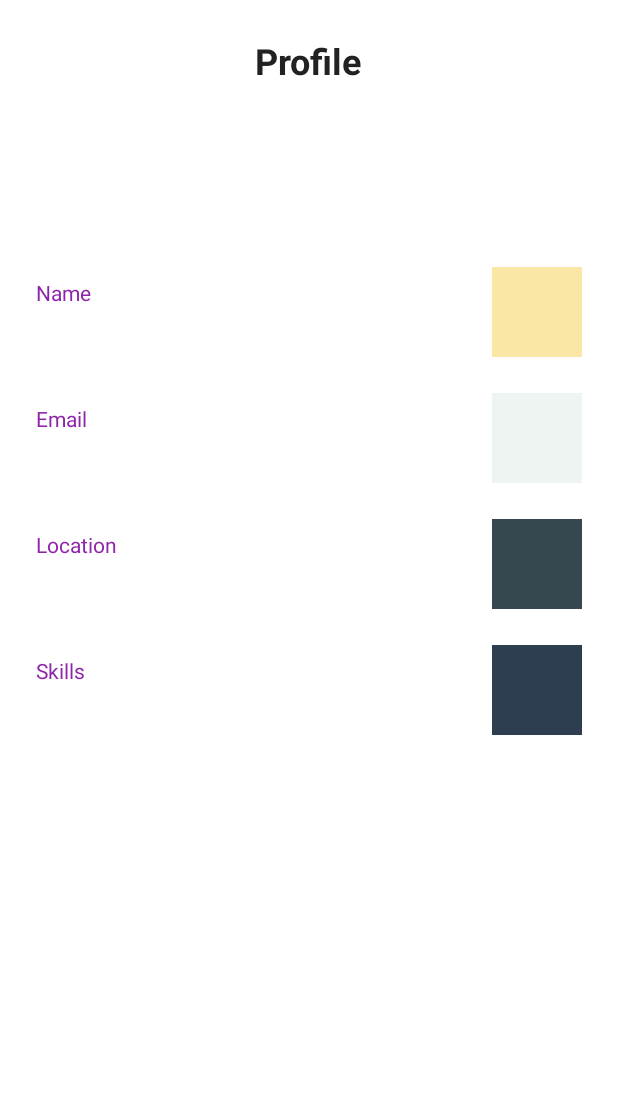
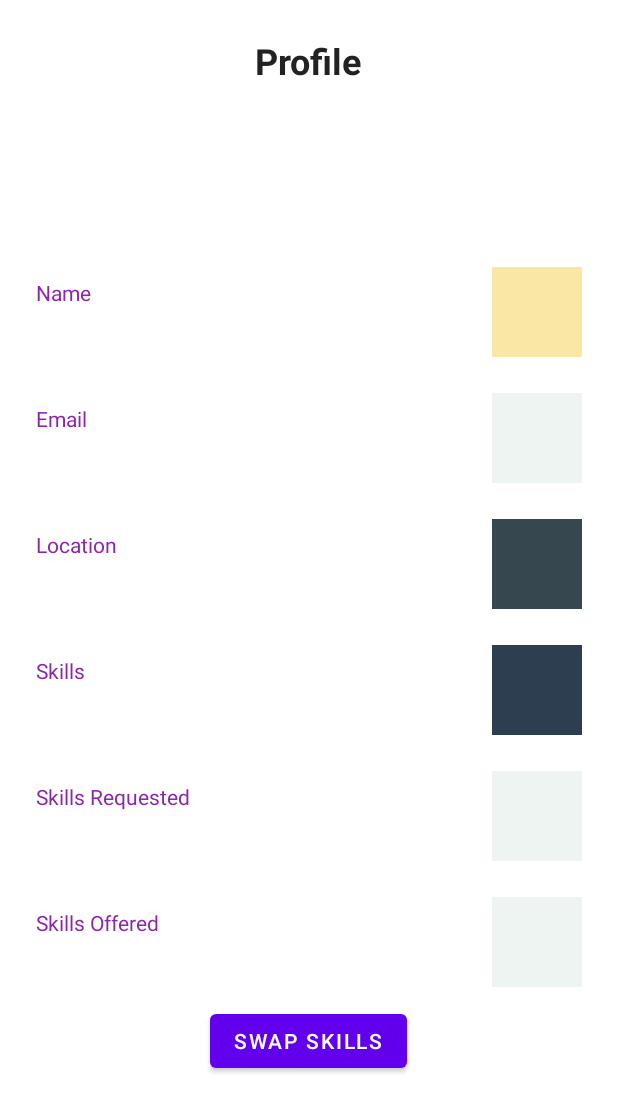
Before and after one commit to Aradhanadevi/SkillShareApp, an Android app: the layout activity_profile.xml on its own in the app's theme, with its tools: preview values and no code run, on a phone screen of 412 x 824 dp. Shown: the top 1112 px of the screen. Run offline under Robolectric (Android 15) with nearby library versions, the phone set to English and light mode, and no system bars.

```diff
--- a/app/src/main/res/layout/activity_profile.xml
+++ b/app/src/main/res/layout/activity_profile.xml
@@ -219,7 +219,96 @@
                 android:layout_marginStart="12dp"
                 android:backgroundTint="#2C3E50" />
         </LinearLayout>
+<!--Skill Requested-->
+        <LinearLayout
+            android:layout_width="match_parent"
+            android:layout_height="wrap_content"
+            android:orientation="horizontal"
+            android:gravity="center_vertical"
+            android:paddingTop="12dp"
+            android:paddingBottom="12dp">
 
+            <LinearLayout
+                android:layout_width="0dp"
+                android:layout_height="wrap_content"
+                android:layout_weight="1"
+                android:orientation="vertical">
+
+                <TextView
+                    android:layout_width="wrap_content"
+                    android:layout_height="wrap_content"
+                    android:text="Skills Requested"
+                    android:textSize="14sp"
+                    android:textColor="#8E24AA"/>
+
+                <TextView
+                    android:id="@+id/textSkillRequested"
+                    android:layout_width="wrap_content"
+                    android:layout_height="wrap_content"
+                    android:text=""
+                    android:textSize="16sp"
+                    android:textStyle="bold"
+                    android:textColor="#222222"
+                    android:paddingTop="4dp"/>
+            </LinearLayout>
+
+            <View
+                android:layout_width="60dp"
+                android:layout_height="60dp"
+                android:background="#EEF4F1"
+                android:layout_marginStart="12dp"
+                android:backgroundTint="#EEF4F1" />
+        </LinearLayout>
+<!--Skill Offered-->
+        <LinearLayout
+            android:layout_width="match_parent"
+            android:layout_height="wrap_content"
+            android:orientation="horizontal"
+            android:gravity="center_vertical"
+            android:paddingTop="12dp"
+            android:paddingBottom="12dp">
+
+            <LinearLayout
+                android:layout_width="0dp"
+                android:layout_height="wrap_content"
+                android:layout_weight="1"
+                android:orientation="vertical">
+
+                <TextView
+                    android:layout_width="wrap_content"
+                    android:layout_height="wrap_content"
+                    android:text="Skills Offered"
+                    android:textSize="14sp"
+                    android:textColor="#8E24AA"/>
+
+                <TextView
+                    android:id="@+id/textSkillOffered"
+                    android:layout_width="wrap_content"
+                    android:layout_height="wrap_content"
+                    android:text=""
+                    android:textSize="16sp"
+                    android:textStyle="bold"
+                    android:textColor="#222222"
+                    android:paddingTop="4dp"/>
+            </LinearLayout>
+
+            <View
+                android:layout_width="60dp"
+                android:layout_height="60dp"
+                android:background="#EEF4F1"
+                android:layout_marginStart="12dp"
+                android:backgroundTint="#EEF4F1" />
+        </LinearLayout>
+
+
+<!--        Request Swap Skills Button-->
+        <Button
+            android:layout_width="wrap_content"
+            android:layout_gravity="center"
+            android:layout_height="wrap_content"
+            android:text="Swap Skills"
+            android:id="@+id/learnrequestedskill"
+            />
     </LinearLayout>
 
 </ScrollView>
--- a/app/src/main/res/layout/fragment_home.xml
+++ b/app/src/main/res/layout/fragment_home.xml
@@ -178,6 +178,6 @@
         app:backgroundTint="@color/black"
         android:layout_gravity="bottom|end"
         android:layout_margin="16dp"
-        android:visibility="gone"/>
+        />
 
 </FrameLayout>
--- a/app/src/main/res/menu/nav_menu.xml
+++ b/app/src/main/res/menu/nav_menu.xml
@@ -17,7 +17,7 @@
             android:id="@+id/nav_uploadskilcourse"
             android:icon="@drawable/nav_uploadskilcourse"
             android:title="Upload Skill Course"
-            android:visible="false"
+
             />
         <item
             android:id="@+id/nav_exploremoreskilcourse"
--- a/gradle/libs.versions.toml
+++ b/gradle/libs.versions.toml
@@ -1,5 +1,5 @@
 [versions]
-agp = "8.10.1"
+agp = "8.8.1"
 junit = "4.13.2"
 junitVersion = "1.2.1"
 espressoCore = "3.6.1"
```
Also changed, not shown: app/src/main/AndroidManifest.xml (+3 -6 lines), app/src/main/java/anjali/learning/skilshare/Adapter/TutorAdapter.java (added, +168 -0 lines), app/src/main/java/anjali/learning/skilshare/LearnRequestedSkill.java (added, +109 -0 lines), app/src/main/java/anjali/learning/skilshare/Profile.java (+31 -11 lines), app/src/main/java/anjali/learning/skilshare/SignUpActivity.java (+10 -3 lines), app/src/main/java/anjali/learning/skilshare/model/UserModel.java (added, +14 -0 lines), app/src/main/res/layout/activity_learn_requested_skill.xml (added, +11 -0 lines), app/src/main/res/layout/activity_sign_up.xml (+27 -1 lines), app/src/main/res/layout/dialog_swap_request.xml (added, +70 -0 lines), app/src/main/res/layout/tutor_card.xml (added, +38 -0 lines).
